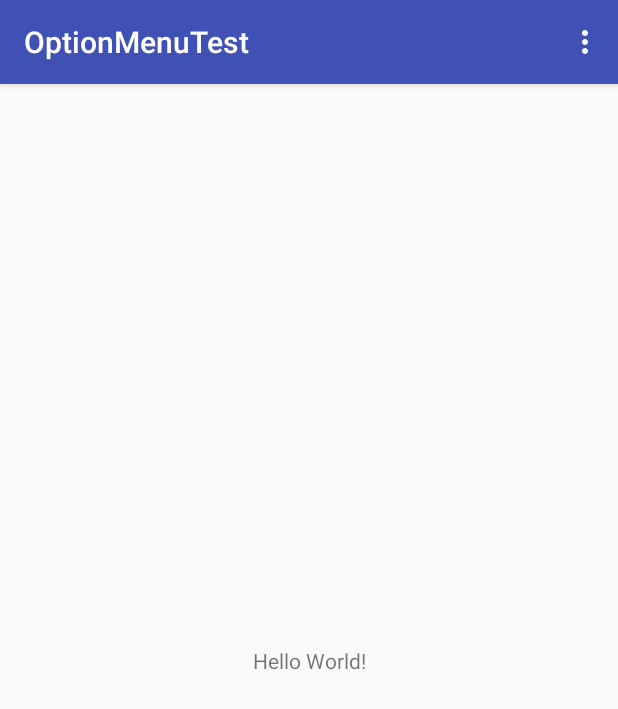
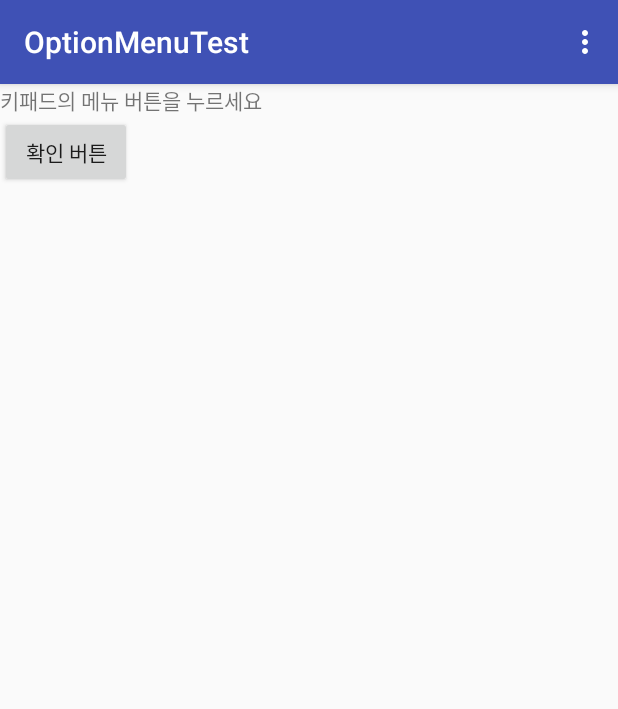
Before and after one commit to pigjehong/OptionMenuTest, an Android app: the screen it shows after launch (MainActivity), on a phone screen of 412 x 824 dp. Shown: the top 709 px of the screen. Run offline under Robolectric (Android 15) with nearby library versions, the phone set to English and light mode, and no system bars.

Commit message:
#3 change main layout

```diff
--- a/app/src/main/res/layout/activity_main.xml
+++ b/app/src/main/res/layout/activity_main.xml
@@ -1,18 +1,22 @@
 <?xml version="1.0" encoding="utf-8"?>
-<android.support.constraint.ConstraintLayout xmlns:android="http://schemas.android.com/apk/res/android"
+<LinearLayout xmlns:android="http://schemas.android.com/apk/res/android"
     xmlns:app="http://schemas.android.com/apk/res-auto"
     xmlns:tools="http://schemas.android.com/tools"
     android:layout_width="match_parent"
     android:layout_height="match_parent"
+    android:orientation="vertical"
     tools:context="com.example.appcrate38.optionmenutest.MainActivity">
 
     <TextView
         android:layout_width="wrap_content"
         android:layout_height="wrap_content"
-        android:text="Hello World!"
-        app:layout_constraintBottom_toBottomOf="parent"
-        app:layout_constraintLeft_toLeftOf="parent"
-        app:layout_constraintRight_toRightOf="parent"
-        app:layout_constraintTop_toTopOf="parent" />
+        android:text="키패드의 메뉴 버튼을 누르세요"
+        />
+    <Button
+        android:id="@+id/but_ok"
+        android:layout_width="wrap_content"
+        android:layout_height="wrap_content"
+        android:text="확인 버튼"
+        />
 
-</android.support.constraint.ConstraintLayout>
+</LinearLayout>
```
